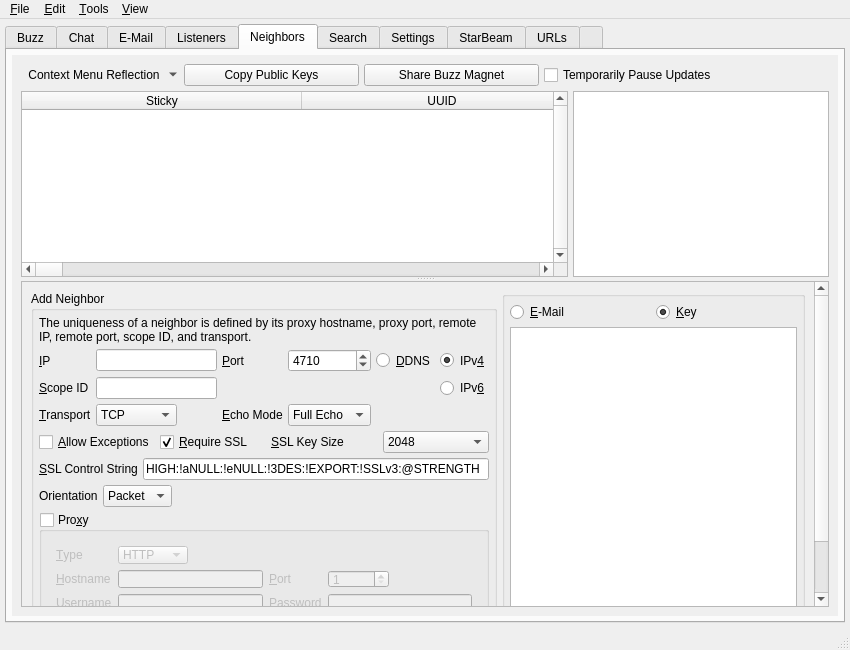
This is branches/trunk/UI/spot-on-controlcenter.ui in textbrowser/spot-on as Qt 5 draws it before an edit. The edited form follows.
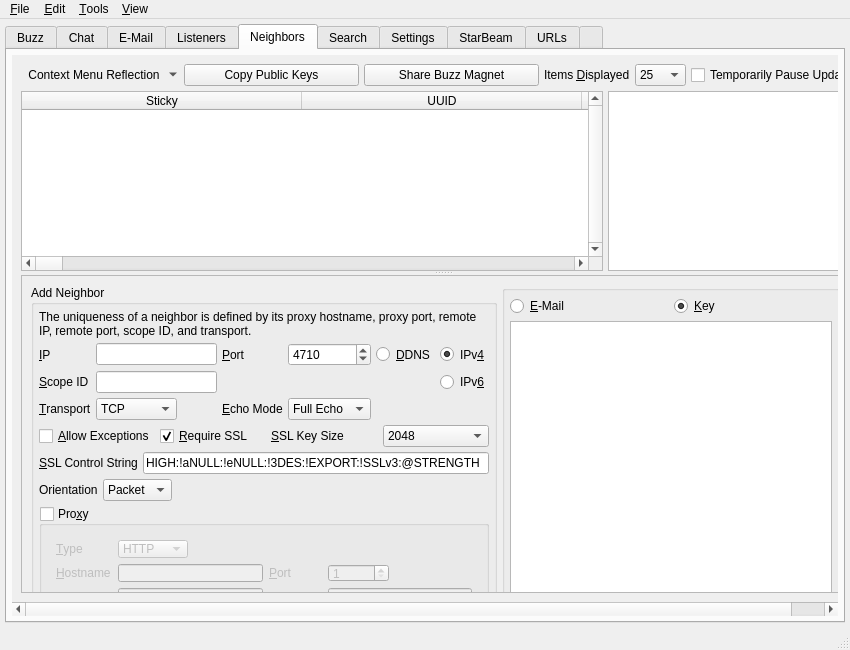
This is the edited form. The open tabs and pages were chosen to show the change. Icons and pictures are not drawn. Custom widgets are drawn as their Qt base class.

Commit message: New option to limit the number of visible neighbors.

What changed in the file:
```diff
--- a/branches/trunk/UI/spot-on-controlcenter.ui
+++ b/branches/trunk/UI/spot-on-controlcenter.ui
@@ -3462,8 +3462,8 @@
             <rect>
              <x>0</x>
              <y>0</y>
-             <width>617</width>
-             <height>179</height>
+             <width>826</width>
+             <height>566</height>
             </rect>
            </property>
            <layout class="QVBoxLayout" name="verticalLayout_14">
@@ -3531,6 +3531,43 @@
                     </property>
                    </widget>
                   </item>
+                  <item>
+                   <widget class="QLabel" name="label_29">
+                    <property name="text">
+                     <string>Items &amp;Displayed</string>
+                    </property>
+                    <property name="buddy">
+                     <cstring>neighbors_maximum_items_displayed</cstring>
+                    </property>
+                   </widget>
+                  </item>
+                  <item>
+                   <widget class="QComboBox" name="neighbors_maximum_items_displayed">
+                    <property name="toolTip">
+                     <string>Maximum number of list entries which will be displayed. Setting will not be retained.</string>
+                    </property>
+                    <item>
+                     <property name="text">
+                      <string>25</string>
+                     </property>
+                    </item>
+                    <item>
+                     <property name="text">
+                      <string>50</string>
+                     </property>
+                    </item>
+                    <item>
+                     <property name="text">
+                      <string>100</string>
+                     </property>
+                    </item>
+                    <item>
+                     <property name="text">
+                      <string>All</string>
+                     </property>
+                    </item>
+                   </widget>
+                  </item>
                   <item>
                    <widget class="QCheckBox" name="neighborsTemporarilyPause">
                     <property name="sizePolicy">
@@ -3842,7 +3879,7 @@
                  <rect>
                   <x>0</x>
                   <y>0</y>
-                  <width>681</width>
+                  <width>788</width>
                   <height>381</height>
                  </rect>
                 </property>
```
Left out of the diff: 5 changed lines with no effect on the pictures. The commit also changes 1 other file.
